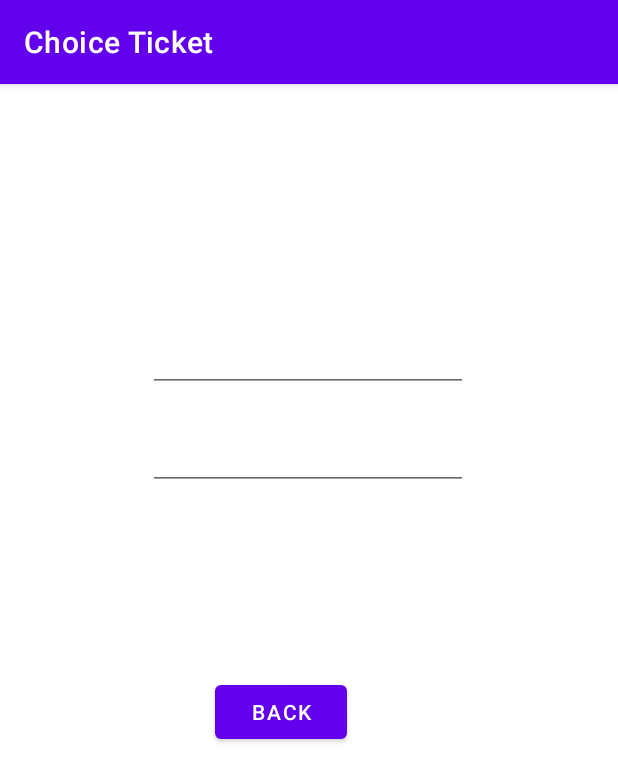
After one commit to borsalinho/tickets_test, an Android app: the ChoiseTicketFragment screen opened through its navigation route, on a phone screen of 412 x 824 dp. The commit adds this screen. Shown: the top 782 px of the screen. Run offline under Robolectric (Android 15) with nearby library versions, the phone set to English and light mode, and no system bars; our stand-ins replace Dagger/Hilt's generated code, navigation-ui; libraries missing offline, so code that uses them is left out: com.hannesdorfmann.adapterdelegates4.

Commit message:
добавил переход на другой фрагмент из диалога с точками ОТКУДА-КУДА

```diff
--- a/app/src/main/java/com/s21/presentation/MainActivity.kt
+++ b/app/src/main/java/com/s21/presentation/MainActivity.kt
@@ -32,4 +32,9 @@ class MainActivity : AppCompatActivity() {
         setupActionBarWithNavController(navController, appBarConfiguration)
         navView.setupWithNavController(navController)
     }
+
+    override fun onSupportNavigateUp(): Boolean {
+        val navController = findNavController(R.id.nav_host_fragment_activity_main)
+        return navController.navigateUp() || super.onSupportNavigateUp()
+    }
 }
--- a/app/src/main/java/com/s21/presentation/di/AppComponent.kt
+++ b/app/src/main/java/com/s21/presentation/di/AppComponent.kt
@@ -2,6 +2,8 @@ package com.s21.presentation.di
 
 import com.s21.presentation.MainActivity
 import com.s21.presentation.ui.dialogs.destinationchoise.DestintionChoiseDialogFragment
+import com.s21.presentation.ui.fragments.choiseticket.ChoiseTicketFragment
+import com.s21.presentation.ui.fragments.choiseticket.ChoiseTicketViewModel
 import com.s21.presentation.ui.tickets.TicketsFragment
 import dagger.Component
 import javax.inject.Singleton
@@ -16,4 +18,5 @@ interface AppComponent {
     fun inject(mainActivity: MainActivity)
     fun inject(ticketsFragment: TicketsFragment)
     fun inject(destintionChoiseDialogFragment : DestintionChoiseDialogFragment)
+    fun inject(choiseTicketFragment : ChoiseTicketFragment)
 }
--- a/app/src/main/java/com/s21/presentation/di/AppModule.kt
+++ b/app/src/main/java/com/s21/presentation/di/AppModule.kt
@@ -11,6 +11,7 @@ import com.s21.presentation.ui.adapters.OnItemClickListener
 import com.s21.presentation.ui.adapters.ViewDataAdapter
 import com.s21.presentation.ui.adapters.ViewDataAdapterFactory
 import com.s21.presentation.ui.dialogs.destinationchoise.DestinationChoiseViewModel
+import com.s21.presentation.ui.fragments.choiseticket.ChoiseTicketViewModel
 import com.s21.presentation.ui.gelegates.PopularOfferViewDataAdapterDelegate
 import com.s21.presentation.ui.gelegates.TicketOfferViewDataAdapterDelegate
 import com.s21.presentation.ui.tickets.TicketsViewModel
@@ -56,6 +57,16 @@ class AppModule(private val application: Application) {
         )
     }
 
+    @Singleton
+    @Provides
+    fun provideChoiseTicketViewModel(
+        getTicketsOffersUseCase : GetTicketsOffersUseCase
+    ) : ChoiseTicketViewModel {
+        return ChoiseTicketViewModel(
+            getTicketsOffersUseCase = getTicketsOffersUseCase
+        )
+    }
+
     @Provides
     fun provideViewDataAdapter(
         @TicketOffer ticketOfferDelegate: AdapterDelegate<List<ViewData>>,
--- a/app/src/main/java/com/s21/presentation/ui/dialogs/destinationchoise/DestintionChoiseDialogFragment.kt
+++ b/app/src/main/java/com/s21/presentation/ui/dialogs/destinationchoise/DestintionChoiseDialogFragment.kt
@@ -13,13 +13,16 @@ import android.widget.EditText
 import android.widget.Toast
 import androidx.fragment.app.DialogFragment
 import androidx.lifecycle.Observer
-import androidx.navigation.ActivityNavigator
+import androidx.navigation.fragment.NavHostFragment
+
+import androidx.navigation.fragment.findNavController
 import androidx.recyclerview.widget.LinearLayoutManager
 import com.s21.presentation.app.App
 import com.s21.presentation.models.PopularOfferViewData
-import com.s21.presentation.models.TicketOfferViewData
+
 import com.s21.presentation.ui.adapters.ViewDataAdapter
 import com.s21.presentation.ui.tickets.TicketsViewModel
+import com.s21.ticketsapp.R
 import com.s21.ticketsapp.databinding.DialogFragmentDestinationChoiseBinding
 import javax.inject.Inject
 
@@ -58,8 +61,9 @@ class DestintionChoiseDialogFragment : DialogFragment() {
         saveOnSharedPreferences(departurePoint)
 
         viewDataAdapter.setOnItemClickListener { item ->
-            val destination = (item as? TicketOfferViewData)?.title ?: ""
+            val destination = (item as? PopularOfferViewData)?.title ?: ""
             ticketsViewModel.setDestinationPoint(destination)
+            openChoiseTickets()
         }
 
         binding.recyclerView.apply {
@@ -102,6 +106,7 @@ class DestintionChoiseDialogFragment : DialogFragment() {
                 (event != null && event.keyCode == KeyEvent.KEYCODE_ENTER && event.action == KeyEvent.ACTION_DOWN)) {
                 val text = destinationPoint.text.toString()
                 ticketsViewModel.setDestinationPoint(text)
+                openChoiseTickets()
                 true
             } else {
                 false
@@ -141,4 +146,11 @@ class DestintionChoiseDialogFragment : DialogFragment() {
             }
         })
     }
+
+    private fun openChoiseTickets() {
+        dismiss()
+        parentFragment
+            ?.findNavController()
+            ?.navigate(R.id.action_destinationChoise_to_choiseTicket)
+    }
 }
--- /dev/null
+++ b/app/src/main/java/com/s21/presentation/ui/fragments/choiseticket/ChoiseTicketFragment.kt
@@ -0,0 +1,98 @@
+package com.s21.presentation.ui.fragments.choiseticket
+
+import android.os.Bundle
+import android.text.Editable
+import android.text.TextWatcher
+import android.view.LayoutInflater
+import android.view.View
+import android.view.ViewGroup
+import android.widget.Button
+import android.widget.EditText
+import androidx.appcompat.app.AppCompatActivity
+import androidx.fragment.app.Fragment
+import androidx.lifecycle.Observer
+import com.s21.presentation.app.App
+import com.s21.presentation.ui.tickets.TicketsViewModel
+import com.s21.ticketsapp.databinding.FragmentChoiseTicketBinding
+import androidx.navigation.fragment.findNavController
+import com.google.android.material.bottomnavigation.BottomNavigationView
+import com.s21.ticketsapp.R
+
+import javax.inject.Inject
+
+class ChoiseTicketFragment : Fragment() {
+
+    private var _binding: FragmentChoiseTicketBinding? = null
+    private val binding get() = _binding!!
+
+    @Inject lateinit var ticketsViewModel : TicketsViewModel
+    @Inject lateinit var choiseTicketsViewModel : ChoiseTicketViewModel
+
+    private lateinit var btnback : Button
+    private lateinit var departurePoint : EditText
+    private lateinit var destinationPoint : EditText
+
+    override fun onCreate(savedInstanceState: Bundle?) {
+        super.onCreate(savedInstanceState)
+        (requireActivity().application as App).appComponent.inject(this)
+    }
+
+    override fun onCreateView(
+        inflater: LayoutInflater,
+        container: ViewGroup?,
+        savedInstanceState: Bundle?
+    ): View {
+
+        _binding = FragmentChoiseTicketBinding.inflate(inflater, container, false)
+        val root: View = binding.root
+
+        departurePoint = binding.editDeparturePoint
+        destinationPoint = binding.editDestinationPoint
+        btnback = binding.btnBack
+
+        setPoints()
+        backOnTicketsFragment()
+
+
+        return root
+    }
+
+    private fun setPoints(){
+        ticketsViewModel.departurePoint.observe(viewLifecycleOwner, Observer {
+            if (departurePoint.text.toString() != it) {
+                departurePoint.setText(it)
+                departurePoint.setSelection(it.length)
+                choiseTicketsViewModel.setDeparturePoint(it)
+            }
+        })
+
+        ticketsViewModel.destinationPoint.observe(viewLifecycleOwner, Observer {
+            if (destinationPoint.text.toString() != it) {
+                destinationPoint.setText(it)
+                destinationPoint.setSelection(it.length)
+                choiseTicketsViewModel.setDestinationPoint(it)
+            }
+        })
+    }
+
+    private fun backOnTicketsFragment(){
+        btnback.setOnClickListener{
+            findNavController().navigate(R.id.action_choiseTicketFragment_to_navigation_tickets)
+        }
+    }
+
+    override fun onDestroyView() {
+        super.onDestroyView()
+        val navView = requireActivity().findViewById<BottomNavigationView>(R.id.nav_view)
+        navView.visibility = View.VISIBLE
+        _binding = null
+    }
+
+    override fun onViewCreated(view: View, savedInstanceState: Bundle?) {
+        super.onViewCreated(view, savedInstanceState)
+        val navView = requireActivity().findViewById<BottomNavigationView>(R.id.nav_view)
+        navView.visibility = View.GONE
+        (activity as? AppCompatActivity)?.supportActionBar?.setDisplayHomeAsUpEnabled(false)
+    }
+
+}
--- /dev/null
+++ b/app/src/main/java/com/s21/presentation/ui/fragments/choiseticket/ChoiseTicketViewModel.kt
@@ -0,0 +1,30 @@
+package com.s21.presentation.ui.fragments.choiseticket
+
+import androidx.lifecycle.LiveData
+import androidx.lifecycle.MutableLiveData
+import androidx.lifecycle.ViewModel
+import com.s21.domain.usecases.GetTicketsOffersUseCase
+import com.s21.presentation.ui.tickets.TicketsViewModel
+import javax.inject.Inject
+
+class ChoiseTicketViewModel(
+    private val getTicketsOffersUseCase : GetTicketsOffersUseCase
+) : ViewModel() {
+
+
+    private val _destinationPoint = MutableLiveData<String>("")
+    val destinationPoint: LiveData<String> = _destinationPoint
+
+    private val _departurePoint = MutableLiveData<String>("")
+    val departurePoint: LiveData<String> = _departurePoint
+
+    fun setDestinationPoint(value: String) {
+        _destinationPoint.value = value
+    }
+
+    fun setDeparturePoint(value: String) {
+        _departurePoint.value = value
+    }
+
+
+}
--- a/app/src/main/java/com/s21/presentation/ui/fragments/tickets/TicketsFragment.kt
+++ b/app/src/main/java/com/s21/presentation/ui/fragments/tickets/TicketsFragment.kt
@@ -10,6 +10,8 @@ import android.widget.EditText
 
 import androidx.fragment.app.Fragment
 import androidx.lifecycle.Observer
+import androidx.navigation.NavController
+import androidx.navigation.fragment.findNavController
 import com.s21.presentation.app.App
 import com.s21.presentation.ui.dialogs.destinationchoise.DestintionChoiseDialogFragment
 
@@ -22,6 +24,8 @@ class TicketsFragment : Fragment() {
     private val binding get() = _binding!!
 
     @Inject lateinit var ticketsViewModel : TicketsViewModel
+    private lateinit var navController: NavController
+
 
     override fun onCreate(savedInstanceState: Bundle?) {
         super.onCreate(savedInstanceState)
@@ -37,6 +41,8 @@ class TicketsFragment : Fragment() {
         _binding = FragmentTicketsBinding.inflate(inflater, container, false)
         val root: View = binding.root
 
+        navController = findNavController()
+
         val departurePoint = binding.editDeparturePoint
         val destinationPoint = binding.editDestinationPoint
 
@@ -45,7 +51,7 @@ class TicketsFragment : Fragment() {
 
         destinationPoint.setOnClickListener {
             val dialogFragment = DestintionChoiseDialogFragment()
-            dialogFragment.show(requireActivity().supportFragmentManager, "DestintionChoiseDialogFragment")
+            dialogFragment.show(childFragmentManager, "DestintionChoiseDialogFragment")
         }
 
         return root
--- /dev/null
+++ b/app/src/main/res/layout/fragment_choise_ticket.xml
@@ -0,0 +1,47 @@
+<?xml version="1.0" encoding="utf-8"?>
+<androidx.constraintlayout.widget.ConstraintLayout xmlns:android="http://schemas.android.com/apk/res/android"
+    xmlns:app="http://schemas.android.com/apk/res-auto"
+    xmlns:tools="http://schemas.android.com/tools"
+    android:layout_width="match_parent"
+    android:layout_height="match_parent">
+
+    <EditText
+        android:id="@+id/editDeparturePoint"
+        android:layout_width="wrap_content"
+        android:layout_height="wrap_content"
+        android:layout_marginTop="104dp"
+        android:ems="10"
+        android:focusable="false"
+        android:focusableInTouchMode="false"
+        android:cursorVisible="false"
+        app:layout_constraintEnd_toEndOf="parent"
+        app:layout_constraintHorizontal_bias="0.497"
+        app:layout_constraintStart_toStartOf="parent"
+        app:layout_constraintTop_toTopOf="parent" />
+
+    <EditText
+        android:id="@+id/editDestinationPoint"
+        android:layout_width="wrap_content"
+        android:layout_height="wrap_content"
+        android:layout_marginTop="20dp"
+        android:ems="10"
+        android:focusable="false"
+        android:focusableInTouchMode="false"
+        android:cursorVisible="false"
+        app:layout_constraintEnd_toEndOf="parent"
+        app:layout_constraintHorizontal_bias="0.497"
+        app:layout_constraintStart_toStartOf="parent"
+        app:layout_constraintTop_toBottomOf="@+id/editDeparturePoint" />
+
+    <Button
+        android:id="@+id/btnBack"
+        android:layout_width="wrap_content"
+        android:layout_height="wrap_content"
+        android:layout_marginTop="124dp"
+        android:text="back"
+        app:layout_constraintEnd_toEndOf="parent"
+        app:layout_constraintHorizontal_bias="0.442"
+        app:layout_constraintStart_toStartOf="parent"
+        app:layout_constraintTop_toBottomOf="@+id/editDestinationPoint" />
+
+</androidx.constraintlayout.widget.ConstraintLayout>
--- a/app/src/main/res/navigation/mobile_navigation.xml
+++ b/app/src/main/res/navigation/mobile_navigation.xml
@@ -10,6 +10,9 @@
         android:name="com.s21.presentation.ui.tickets.TicketsFragment"
         android:label="@string/title_tickets"
         tools:layout="@layout/fragment_tickets" />
+        <action
+            android:id="@+id/action_destinationChoise_to_choiseTicket"
+            app:destination="@id/choiseTicketFragment" />
 
     <fragment
         android:id="@+id/navigation_dashboard"
@@ -22,4 +25,25 @@
         android:name="com.s21.presentation.ui.notifications.NotificationsFragment"
         android:label="@string/title_notifications"
         tools:layout="@layout/fragment_notifications" />
+
+    <fragment
+        android:id="@+id/destinationChoiseDialogFragment"
+        android:name="com.s21.presentation.ui.dialogs.destinationchoise.DestintionChoiseDialogFragment"
+        android:label="Destination Choice"
+        tools:layout="@layout/dialog_fragment_destination_choise">
+        <action
+            android:id="@+id/action_destinationChoise_to_choiseTicket"
+            app:destination="@id/choiseTicketFragment" />
+    </fragment>
+
+    <fragment
+        android:id="@+id/choiseTicketFragment"
+        android:name="com.s21.presentation.ui.fragments.choiseticket.ChoiseTicketFragment"
+        android:label="Choice Ticket"
+        tools:layout="@layout/fragment_choise_ticket" />
+    <action
+        android:id="@+id/action_choiseTicketFragment_to_navigation_tickets"
+        app:destination="@id/navigation_tickets" />
+
+
 </navigation>
--- a/app/src/main/res/values/strings.xml
+++ b/app/src/main/res/values/strings.xml
@@ -3,4 +3,5 @@
     <string name="title_tickets">Авиабилеты</string>
     <string name="title_dashboard">Dashboard</string>
     <string name="title_notifications">Notifications</string>
+    <string name="title_chiose_tickets">Поиск</string>
 </resources>
```
Also changed, not shown: app/src/main/java/com/s21/presentation/ui/dialogs/destinationchoise/DestinationChoiseViewModel.kt (+1 -23 lines).
